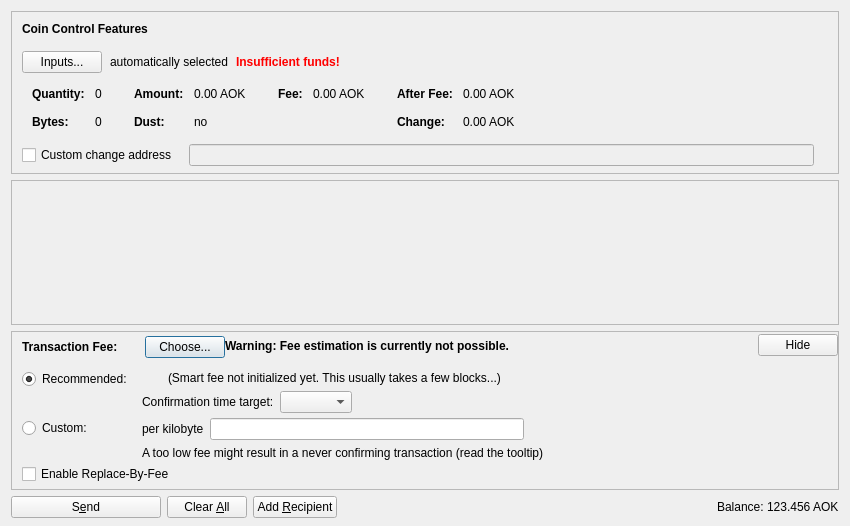
First picture: the form in src/qt/forms/sendcoinsdialog.ui, repository AokChain/AokChain, before the edit.
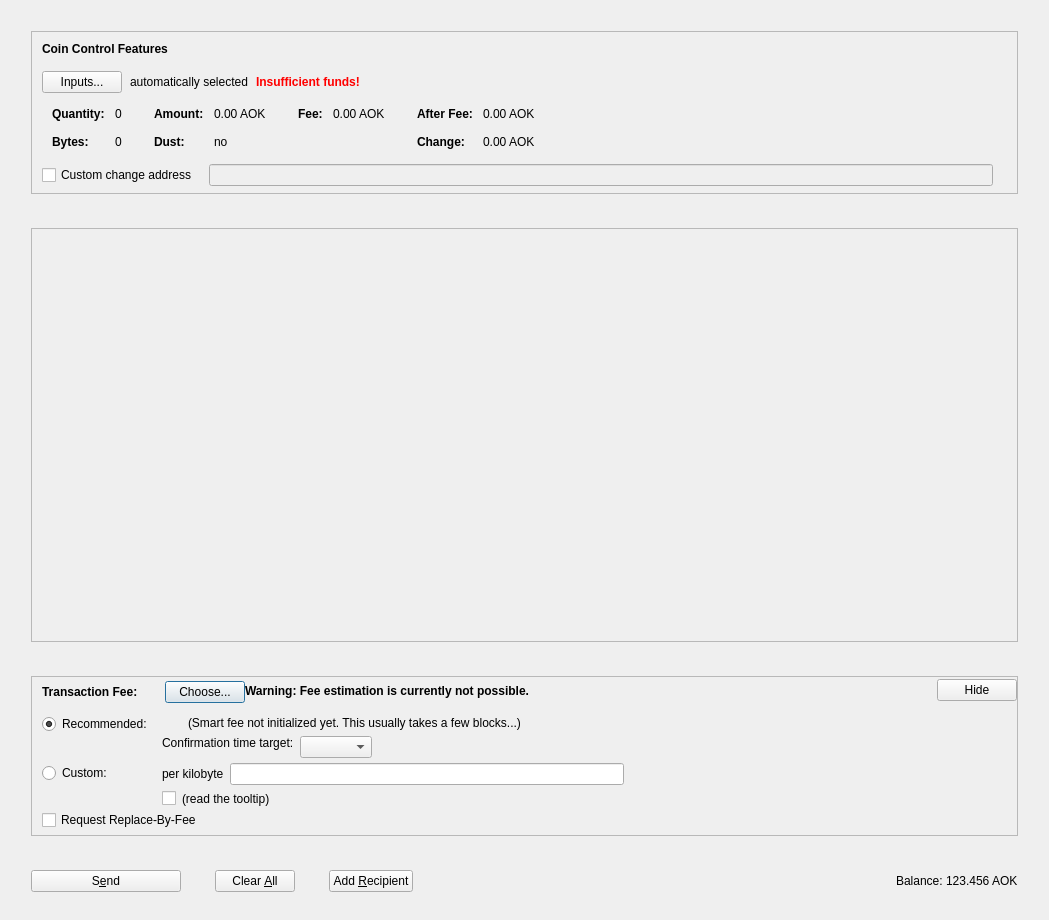
Second picture: the form after the edit. Icons and pictures are not drawn. Custom widgets are drawn as their Qt base class.

What changed in the file:
```diff
--- a/src/qt/forms/sendcoinsdialog.ui
+++ b/src/qt/forms/sendcoinsdialog.ui
@@ -6,21 +6,38 @@
    <rect>
     <x>0</x>
     <y>0</y>
-    <width>850</width>
-    <height>526</height>
+    <width>1049</width>
+    <height>920</height>
    </rect>
   </property>
   <property name="windowTitle">
    <string>Send Coins</string>
   </property>
-  <layout class="QVBoxLayout" name="verticalLayout" stretch="0,1,0,0">
+  <layout class="QVBoxLayout" name="verticalLayout" stretch="0">
    <property name="bottomMargin">
     <number>8</number>
+   </property>
+   <item>
+    <layout class="QVBoxLayout" name="verticalLayout_3">
+     <property name="spacing">
+      <number>34</number>
+     </property>
+     <property name="leftMargin">
+      <number>20</number>
+     </property>
+     <property name="topMargin">
+      <number>20</number>
+     </property>
+     <property name="rightMargin">
+      <number>20</number>
+     </property>
+     <property name="bottomMargin">
+      <number>20</number>
    </property>
    <item>
     <widget class="QFrame" name="frameCoinControl">
      <property name="sizePolicy">
-      <sizepolicy hsizetype="Expanding" vsizetype="Expanding">
+        <sizepolicy hsizetype="Expanding" vsizetype="Fixed">
        <horstretch>0</horstretch>
        <verstretch>0</verstretch>
       </sizepolicy>
@@ -54,7 +71,7 @@
        <number>6</number>
       </property>
       <item>
-       <layout class="QVBoxLayout" name="verticalLayoutCoinControl" stretch="0,0,0,0,1">
+         <layout class="QVBoxLayout" name="verticalLayoutCoinControl" stretch="0,0,0,0,0">
         <property name="spacing">
          <number>0</number>
         </property>
@@ -587,11 +604,11 @@
        <rect>
         <x>0</x>
         <y>0</y>
-        <width>830</width>
-        <height>104</height>
-       </rect>
-      </property>
-      <layout class="QVBoxLayout" name="verticalLayout_2" stretch="0,1">
+          <width>943</width>
+          <height>263</height>
+         </rect>
+        </property>
+        <layout class="QVBoxLayout" name="verticalLayout_2" stretch="0,0">
        <property name="leftMargin">
         <number>0</number>
        </property>
@@ -619,7 +636,7 @@
          <property name="sizeHint" stdset="0">
           <size>
            <width>20</width>
-           <height>40</height>
+             <height>1000</height>
           </size>
          </property>
         </spacer>
@@ -631,7 +648,7 @@
    <item>
     <widget class="QFrame" name="frameFee">
      <property name="sizePolicy">
-      <sizepolicy hsizetype="Expanding" vsizetype="Expanding">
+        <sizepolicy hsizetype="Expanding" vsizetype="Fixed">
        <horstretch>0</horstretch>
        <verstretch>0</verstretch>
       </sizepolicy>
@@ -878,7 +895,17 @@
                <item>
                 <layout class="QHBoxLayout" name="horizontalLayoutFee8">
                  <item>
-                  <widget class="QLabel" name="labelCustomFeeWarning">
+                    <widget class="QCheckBox" name="checkBoxMinimumFee">
+                     <property name="toolTip">
+                      <string>Paying only the minimum fee is just fine as long as there is less transaction volume than space in the blocks. But be aware that this can end up in a never confirming transaction once there is more demand for aokchain transactions than the network can process.</string>
+                     </property>
+                     <property name="text">
+                      <string/>
+                     </property>
+                    </widget>
+                   </item>
+                   <item>
+                    <widget class="QLabel" name="labelMinFeeWarning">
                    <property name="enabled">
                     <bool>true</bool>
                    </property>
@@ -886,7 +913,10 @@
                     <string>When there is less transaction volume than space in the blocks, miners as well as relaying nodes may enforce a minimum fee. Paying only this minimum fee is just fine, but be aware that this can result in a never confirming transaction once there is more demand for aokchain transactions than the network can process.</string>
                    </property>
                    <property name="text">
-                    <string>A too low fee might result in a never confirming transaction (read the tooltip)</string>
+                      <string>(read the tooltip)</string>
+                     </property>
+                     <property name="margin">
+                      <number>5</number>
                    </property>
                   </widget>
                  </item>
@@ -979,6 +1009,9 @@
                    <property name="text">
                     <string/>
                    </property>
+                     <property name="margin">
+                      <number>2</number>
+                     </property>
                   </widget>
                  </item>
                  <item>
@@ -993,6 +1026,9 @@
                    <property name="text">
                     <string>(Smart fee not initialized yet. This usually takes a few blocks...)</string>
                    </property>
+                     <property name="margin">
+                      <number>2</number>
+                     </property>
                   </widget>
                  </item>
                  <item>
@@ -1019,8 +1055,24 @@
                      <property name="text">
                       <string>Confirmation time target:</string>
                      </property>
-                    </widget>
-                   </item>
+                       <property name="margin">
+                        <number>2</number>
+                       </property>
+                      </widget>
+                     </item>
+                     <item>
+                      <spacer name="verticalSpacer_3">
+                       <property name="orientation">
+                        <enum>Qt::Vertical</enum>
+                       </property>
+                       <property name="sizeHint" stdset="0">
+                        <size>
+                         <width>1</width>
+                         <height>1</height>
+                        </size>
+                       </property>
+                      </spacer>
+                     </item>
                   </layout>
                  </item>
                  <item>
@@ -1074,11 +1126,11 @@
            </item>
            <item>
             <widget class="QCheckBox" name="optInRBF">
-             <property name="text">
-              <string>Enable Replace-By-Fee</string>
-             </property>
              <property name="toolTip">
-              <string>With Replace-By-Fee (BIP-125) you can increase a transaction's fee after it is sent. Without this, a higher fee may be recommended to compensate for increased transaction delay risk.</string>
+                <string>Indicates that the sender may wish to replace this transaction with a new one paying higher fees (prior to being confirmed).</string>
+               </property>
+               <property name="text">
+                <string>Request Replace-By-Fee</string>
              </property>
             </widget>
            </item>
@@ -1226,6 +1278,8 @@
     </layout>
    </item>
   </layout>
+   </item>
+  </layout>
  </widget>
  <customwidgets>
   <customwidget>
```
Left out of the diff: 22 changed lines with no effect on the pictures. Lines whose indentation alone changed are shown as unchanged.
